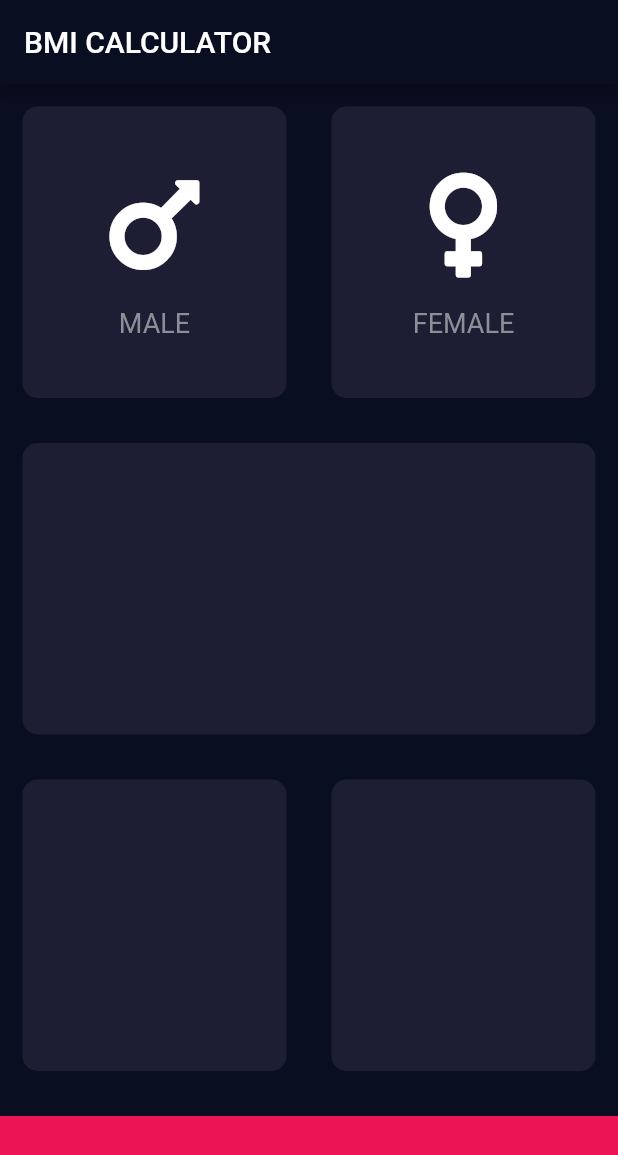
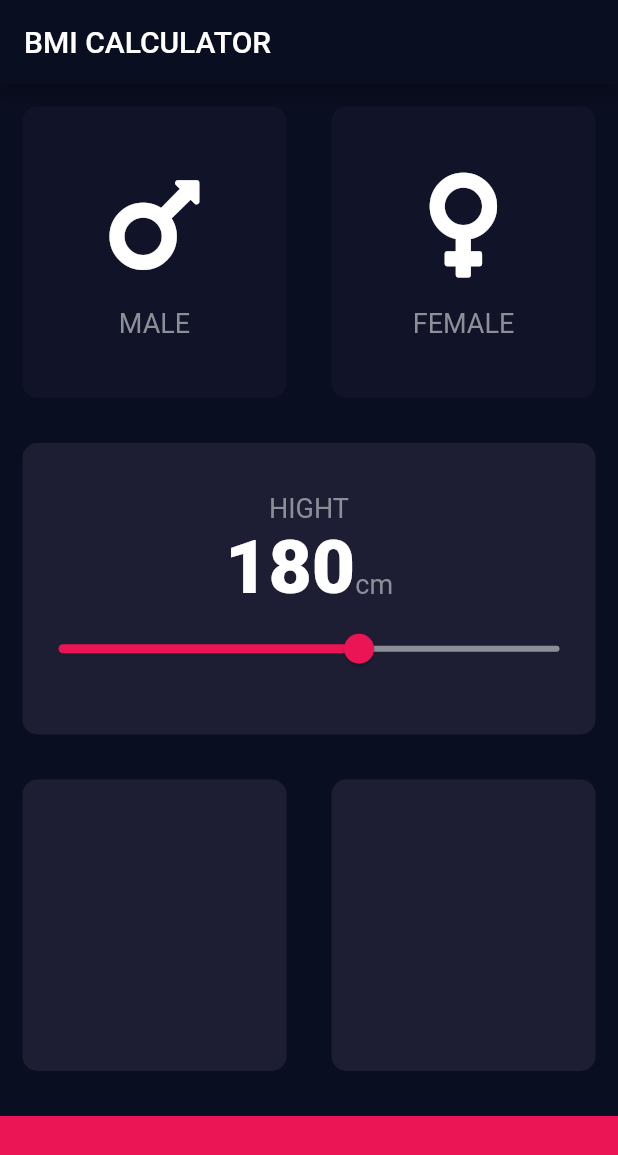
Before and after one commit to Vireakdara/bmi-calculator-flutter, a Flutter app: the screen it shows after launch, on a phone screen of 412 x 824 dp. Shown: the top 1155 px of the screen. Run offline on Flutter 3.47's test engine with Material 2 defaults, Android fonts, the phone set to English and light mode, and no system bars; our stand-ins replace font_awesome_flutter.

Commit message:
up-to-date

```diff
--- /dev/null
+++ b/lib/constants.dart
@@ -0,0 +1,13 @@
+import 'package:flutter/material.dart';
+
+const kBottomContainerHight = 80.0;
+const kActiveCardColour = Color(0xFF1D1E33);
+const kInactiveCardColour = Color(0xFF111328);
+const kBottomCardColour = Color(0XFFEB1555);
+
+const kLabelTextStyle = TextStyle(
+  fontSize: 18.0,
+  color: Color(0xFF8D8E98),
+);
+
+const kNumberTextStyle = TextStyle(fontSize: 50.0, fontWeight: FontWeight.w900);
--- a/lib/icon_content.dart
+++ b/lib/icon_content.dart
@@ -1,9 +1,6 @@
 import 'package:flutter/material.dart';
 
-const labelTextStyle = TextStyle(
-  fontSize: 18.0,
-  color: Color(0xFF8D8E98),
-);
+import 'constants.dart';
 
 class IconContent extends StatelessWidget {
   IconContent({this.icon, this.label});
@@ -20,7 +17,7 @@ class IconContent extends StatelessWidget {
         SizedBox(height: 15.0),
         Text(
           label,
-          style: labelTextStyle,
+          style: kLabelTextStyle,
         )
       ],
     );
--- a/lib/input_page.dart
+++ b/lib/input_page.dart
@@ -2,12 +2,8 @@ import 'package:bmi_calculator/reusable_card.dart';
 import 'package:flutter/material.dart';
 import 'package:font_awesome_flutter/font_awesome_flutter.dart';
 
+import 'constants.dart';
 import 'icon_content.dart';
-
-const bottomContainerHight = 80.0;
-const activeCardColour = Color(0xFF1D1E33);
-const inactiveCardColour = Color(0xFF111328);
-const bottomCardColour = Color(0XFFEB1555);
 
 enum Gender {
   male,
@@ -24,26 +20,7 @@ class _InputPageState extends State<InputPage> {
   // Color femaleCardColour = inactiveCardColour;
 
   Gender selectedGender;
-
-  // void updateColour(Gender selectedGender) {
-  //   if (selectedGender == Gender.male) {
-  //     if (maleCardColour == inactiveCardColour) {
-  //       maleCardColour = activeCardColour;
-  //       femaleCardColour = inactiveCardColour;
-  //     } else {
-  //       maleCardColour = inactiveCardColour;
-  //     }
-  //   }
-
-  //   if (selectedGender == Gender.female) {
-  //     if (femaleCardColour == inactiveCardColour) {
-  //       femaleCardColour = activeCardColour;
-  //       maleCardColour = inactiveCardColour;
-  //     } else {
-  //       femaleCardColour = inactiveCardColour;
-  //     }
-  //   }
-  // }
+  int height = 180;
 
   @override
   Widget build(BuildContext context) {
@@ -57,44 +34,37 @@ class _InputPageState extends State<InputPage> {
             child: Row(
               children: <Widget>[
                 Expanded(
-                  child: GestureDetector(
-                    onTap: () {
+                  child: ReusableCard(
+                    onPress: () {
                       setState(() {
-                        // updateColour(Gender.male);
                         selectedGender = Gender.male;
                         print("Male");
                       });
                     },
-                    child: ReusableCard(
                     cardChild: IconContent(
                       label: "MALE",
                       icon: FontAwesomeIcons.mars,
                     ),
                     colour: selectedGender == Gender.male
-                          ? inactiveCardColour
-                          : activeCardColour,
-                    ),
+                        ? kActiveCardColour
+                        : kInactiveCardColour,
                   ),
                 ),
                 Expanded(
-                  child: GestureDetector(
-                    onTap: () {
+                  child: ReusableCard(
+                    onPress: () {
                       setState(() {
-                        // updateColour(Gender.female);
                         selectedGender = Gender.female;
                         print("Female");
-                        Gender.female;
                       });
                     },
-                    child: ReusableCard(
                     cardChild: IconContent(
                       label: "FEMALE",
                       icon: FontAwesomeIcons.venus,
                     ),
                     colour: selectedGender == Gender.female
-                          ? inactiveCardColour
-                          : activeCardColour,
-                    ),
+                        ? kActiveCardColour
+                        : kInactiveCardColour,
                   ),
                 ),
               ],
@@ -102,10 +72,45 @@ class _InputPageState extends State<InputPage> {
           ),
           Expanded(
             child: Column(
+              crossAxisAlignment: CrossAxisAlignment.stretch,
               children: <Widget>[
                 Expanded(
                   child: ReusableCard(
-                    colour: activeCardColour,
+                    colour: kActiveCardColour,
+                    cardChild: Column(
+                      mainAxisAlignment: MainAxisAlignment.center,
+                      children: <Widget>[
+                        Text("HIGHT", style: kLabelTextStyle),
+                        Row(
+                          mainAxisAlignment: MainAxisAlignment.center,
+                          crossAxisAlignment: CrossAxisAlignment.baseline,
+                          textBaseline: TextBaseline.alphabetic,
+                          children: <Widget>[
+                            Text(
+                              height.toString(),
+                              style: kNumberTextStyle,
+                            ),
+                            Text(
+                              "cm",
+                              style: kLabelTextStyle,
+                            )
+                          ],
+                        ),
+                        Slider(
+                          max: 220,
+                          min: 120,
+                          value: height.toDouble(),
+                          activeColor: Color(0xFFEB1555),
+                          inactiveColor: Color(0xFF8D8E98),
+                          onChanged: (double newValue) {
+                            setState(() {
+                              height = newValue.round();
+                              print(height);
+                            });
+                          },
+                        ),
+                      ],
+                    ),
                   ),
                 ),
               ],
@@ -116,12 +121,12 @@ class _InputPageState extends State<InputPage> {
               children: <Widget>[
                 Expanded(
                   child: ReusableCard(
-                    colour: activeCardColour,
+                    colour: kActiveCardColour,
                   ),
                 ),
                 Expanded(
                   child: ReusableCard(
-                    colour: activeCardColour,
+                    colour: kActiveCardColour,
                   ),
                 ),
               ],
@@ -129,9 +134,9 @@ class _InputPageState extends State<InputPage> {
           ),
           Container(
             margin: EdgeInsets.only(top: 15.0),
-            color: bottomCardColour,
+            color: kBottomCardColour,
             width: double.infinity,
-            height: bottomContainerHight,
+            height: kBottomContainerHight,
           ),
         ],
       ),
--- a/lib/reusable_card.dart
+++ b/lib/reusable_card.dart
@@ -1,19 +1,23 @@
 import 'package:flutter/material.dart';
 
 class ReusableCard extends StatelessWidget {
-  ReusableCard({@required this.colour, this.cardChild});
+  ReusableCard({@required this.colour, this.cardChild, this.onPress});
 
   final Color colour;
   final Widget cardChild;
+  final Function onPress;
 
   @override
   Widget build(BuildContext context) {
-    return Container(
-      child: cardChild,
-      margin: EdgeInsets.all(15.0),
-      decoration: BoxDecoration(
-        color: colour,
-        borderRadius: BorderRadius.circular(10.0),
+    return GestureDetector(
+      onTap: onPress,
+      child: Container(
+        child: cardChild,
+        margin: EdgeInsets.all(15.0),
+        decoration: BoxDecoration(
+          color: colour,
+          borderRadius: BorderRadius.circular(10.0),
+        ),
       ),
     );
   }
```
Lines whose indentation alone changed are shown as unchanged.
